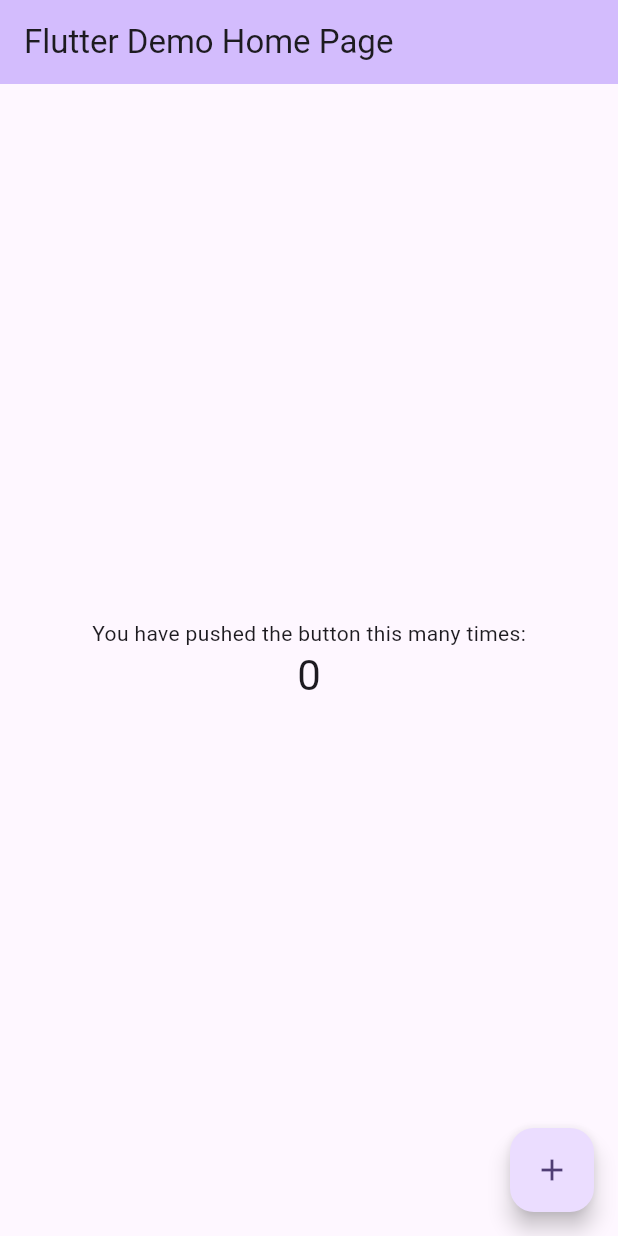
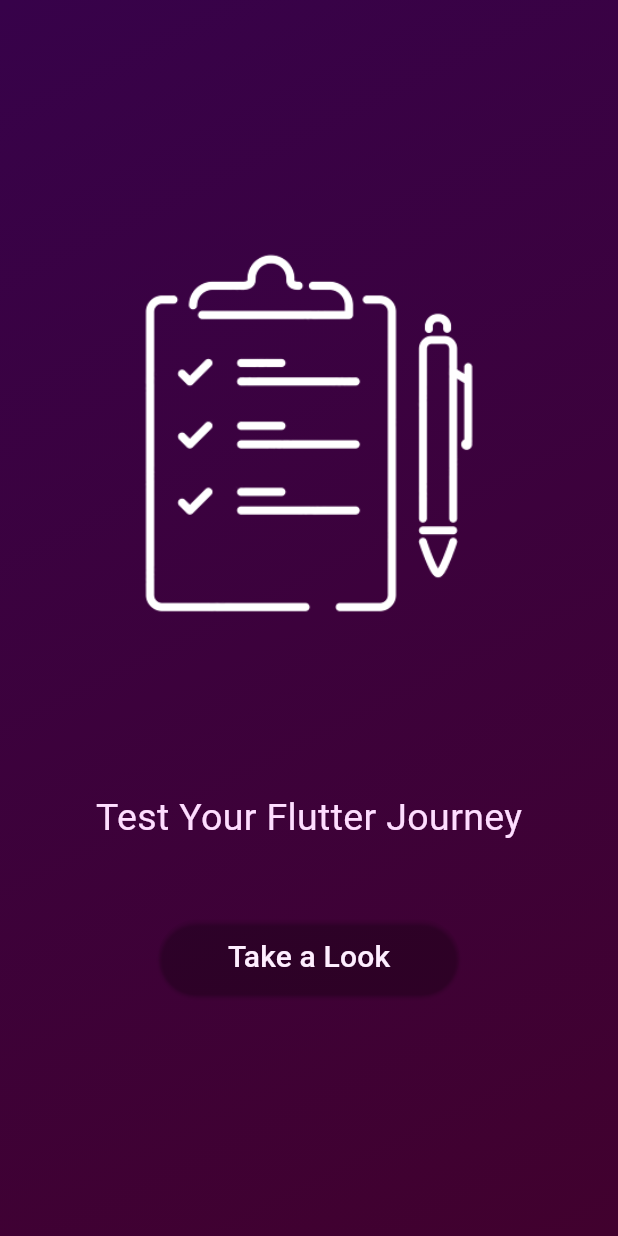
Before and after one commit to meetshaheer/Flutter-Quiz-App, a Flutter app: the screen it shows after launch, on a phone screen of 412 x 824 dp. Run offline on Flutter 3.47's test engine with Material 3 defaults, Android fonts, the phone set to English and light mode, and no system bars.

Commit message:
Creating first screen, with widget like images text and actionable button

```diff
--- /dev/null
+++ b/quizify/lib/first_screen.dart
@@ -0,0 +1,91 @@
+import 'package:flutter/material.dart';
+
+class Firstscreen extends StatelessWidget {
+  const Firstscreen({super.key});
+
+  @override
+  Widget build(BuildContext context) {
+    return Scaffold(
+      body: Center(
+        child: Container(
+          width: double.infinity,
+          decoration: const BoxDecoration(
+            gradient: LinearGradient(
+              colors: [
+                Color.fromARGB(
+                  255,
+                  55,
+                  2,
+                  74,
+                ),
+                Color.fromARGB(
+                  255,
+                  65,
+                  1,
+                  46,
+                )
+              ],
+              end: Alignment.bottomRight,
+              begin: Alignment.topLeft,
+            ),
+          ),
+          child: Column(
+            children: [
+              const SizedBox(
+                height: 150,
+              ),
+              const Image(
+                image: AssetImage(
+                  "assets/start_image.png",
+                ),
+                width: 250,
+              ),
+              const SizedBox(
+                height: 100,
+              ),
+              const Text(
+                "Test Your Flutter Journey",
+                style: TextStyle(
+                  fontSize: 25,
+                  color: Color.fromARGB(
+                    255,
+                    254,
+                    221,
+                    255,
+                  ),
+                ),
+              ),
+              const SizedBox(
+                height: 50,
+              ),
+              SizedBox(
+                height: 50,
+                width: 200,
+                child: ElevatedButton(
+                  onPressed: () {},
+                  style: const ButtonStyle(
+                    backgroundColor: MaterialStatePropertyAll(
+                      Colors.transparent,
+                    ),
+                  ),
+                  child: const Text(
+                    "Take a Look",
+                    style: TextStyle(
+                      fontSize: 20,
+                      color: Color.fromARGB(
+                        255,
+                        254,
+                        238,
+                        255,
+                      ),
+                    ),
+                  ),
+                ),
+              )
+            ],
+          ),
+        ),
+      ),
+    );
+  }
+}
--- a/quizify/lib/main.dart
+++ b/quizify/lib/main.dart
@@ -1,125 +1,32 @@
 import 'package:flutter/material.dart';
+import 'package:quizify/first_screen.dart';
 
-void main() {
+void main(List<String> args) {
   runApp(const MyApp());
 }
 
 class MyApp extends StatelessWidget {
   const MyApp({super.key});
 
-  // This widget is the root of your application.
   @override
   Widget build(BuildContext context) {
     return MaterialApp(
-      title: 'Flutter Demo',
-      theme: ThemeData(
-        // This is the theme of your application.
-        //
-        // TRY THIS: Try running your application with "flutter run". You'll see
-        // the application has a purple toolbar. Then, without quitting the app,
-        // try changing the seedColor in the colorScheme below to Colors.green
-        // and then invoke "hot reload" (save your changes or press the "hot
-        // reload" button in a Flutter-supported IDE, or press "r" if you used
-        // the command line to start the app).
-        //
-        // Notice that the counter didn't reset back to zero; the application
-        // state is not lost during the reload. To reset the state, use hot
-        // restart instead.
-        //
-        // This works for code too, not just values: Most code changes can be
-        // tested with just a hot reload.
-        colorScheme: ColorScheme.fromSeed(seedColor: Colors.deepPurple),
-        useMaterial3: true,
+      home: Scaffold(
+        body: Container(
+          decoration: const BoxDecoration(
+            gradient: LinearGradient(
+              colors: [
+                Color.fromARGB(255, 11, 2, 74),
+                Color.fromARGB(255, 0, 22, 144)
+              ],
+              end: Alignment.bottomCenter,
+              begin: Alignment.topLeft,
+            ),
+          ),
+          child: const Firstscreen(),
+        ),
       ),
-      home: const MyHomePage(title: 'Flutter Demo Home Page'),
+      debugShowCheckedModeBanner: false,
     );
   }
 }
-
-class MyHomePage extends StatefulWidget {
-  const MyHomePage({super.key, required this.title});
-
-  // This widget is the home page of your application. It is stateful, meaning
-  // that it has a State object (defined below) that contains fields that affect
-  // how it looks.
-
-  // This class is the configuration for the state. It holds the values (in this
-  // case the title) provided by the parent (in this case the App widget) and
-  // used by the build method of the State. Fields in a Widget subclass are
-  // always marked "final".
-
-  final String title;
-
-  @override
-  State<MyHomePage> createState() => _MyHomePageState();
-}
-
-class _MyHomePageState extends State<MyHomePage> {
-  int _counter = 0;
-
-  void _incrementCounter() {
-    setState(() {
-      // This call to setState tells the Flutter framework that something has
-      // changed in this State, which causes it to rerun the build method below
-      // so that the display can reflect the updated values. If we changed
-      // _counter without calling setState(), then the build method would not be
-      // called again, and so nothing would appear to happen.
-      _counter++;
-    });
-  }
-
-  @override
-  Widget build(BuildContext context) {
-    // This method is rerun every time setState is called, for instance as done
-    // by the _incrementCounter method above.
-    //
-    // The Flutter framework has been optimized to make rerunning build methods
-    // fast, so that you can just rebuild anything that needs updating rather
-    // than having to individually change instances of widgets.
-    return Scaffold(
-      appBar: AppBar(
-        // TRY THIS: Try changing the color here to a specific color (to
-        // Colors.amber, perhaps?) and trigger a hot reload to see the AppBar
-        // change color while the other colors stay the same.
-        backgroundColor: Theme.of(context).colorScheme.inversePrimary,
-        // Here we take the value from the MyHomePage object that was created by
-        // the App.build method, and use it to set our appbar title.
-        title: Text(widget.title),
-      ),
-      body: Center(
-        // Center is a layout widget. It takes a single child and positions it
-        // in the middle of the parent.
-        child: Column(
-          // Column is also a layout widget. It takes a list of children and
-          // arranges them vertically. By default, it sizes itself to fit its
-          // children horizontally, and tries to be as tall as its parent.
-          //
-          // Column has various properties to control how it sizes itself and
-          // how it positions its children. Here we use mainAxisAlignment to
-          // center the children vertically; the main axis here is the vertical
-          // axis because Columns are vertical (the cross axis would be
-          // horizontal).
-          //
-          // TRY THIS: Invoke "debug painting" (choose the "Toggle Debug Paint"
-          // action in the IDE, or press "p" in the console), to see the
-          // wireframe for each widget.
-          mainAxisAlignment: MainAxisAlignment.center,
-          children: <Widget>[
-            const Text(
-              'You have pushed the button this many times:',
-            ),
-            Text(
-              '$_counter',
-              style: Theme.of(context).textTheme.headlineMedium,
-            ),
-          ],
-        ),
-      ),
-      floatingActionButton: FloatingActionButton(
-        onPressed: _incrementCounter,
-        tooltip: 'Increment',
-        child: const Icon(Icons.add),
-      ), // This trailing comma makes auto-formatting nicer for build methods.
-    );
-  }
-}
--- a/quizify/pubspec.yaml
+++ b/quizify/pubspec.yaml
@@ -59,8 +59,8 @@ flutter:
   uses-material-design: true
 
   # To add assets to your application, add an assets section, like this:
-  # assets:
-  #   - images/a_dot_burr.jpeg
+  assets:
+    - assets/start_image.png
   #   - images/a_dot_ham.jpeg
 
   # An image asset can refer to one or more resolution-specific "variants", see
```
Also changed, not shown: quizify/assets/start_image.png (added).
